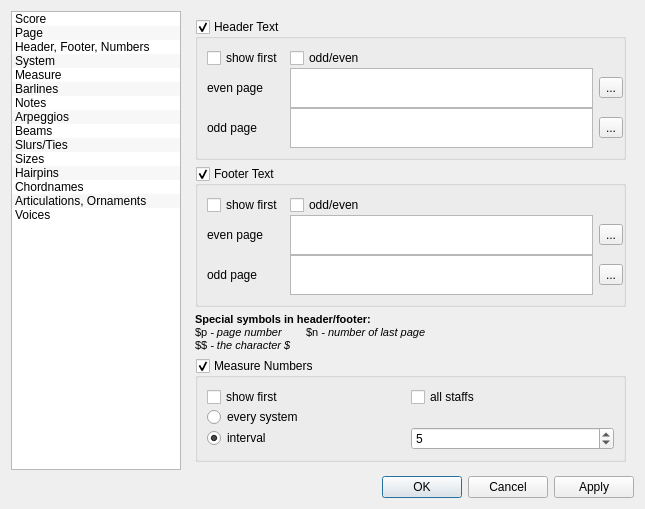
The window that mscore/mscore/editstyle.ui (musescore/musescore-old) describes before a commit, drawn with Qt 5.
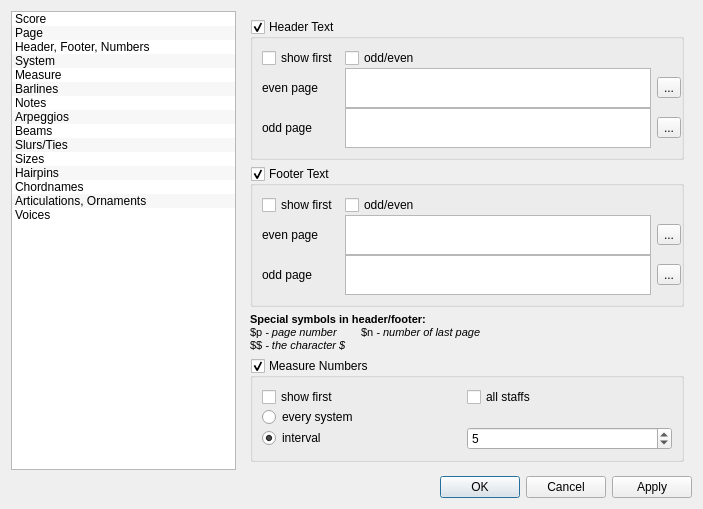
The same window after the commit. Icons and pictures are not drawn.

```diff
--- a/mscore/mscore/editstyle.ui
+++ b/mscore/mscore/editstyle.ui
@@ -6,8 +6,8 @@
    <rect>
     <x>0</x>
     <y>0</y>
-    <width>645</width>
-    <height>481</height>
+    <width>703</width>
+    <height>505</height>
    </rect>
   </property>
   <property name="windowTitle">
```
